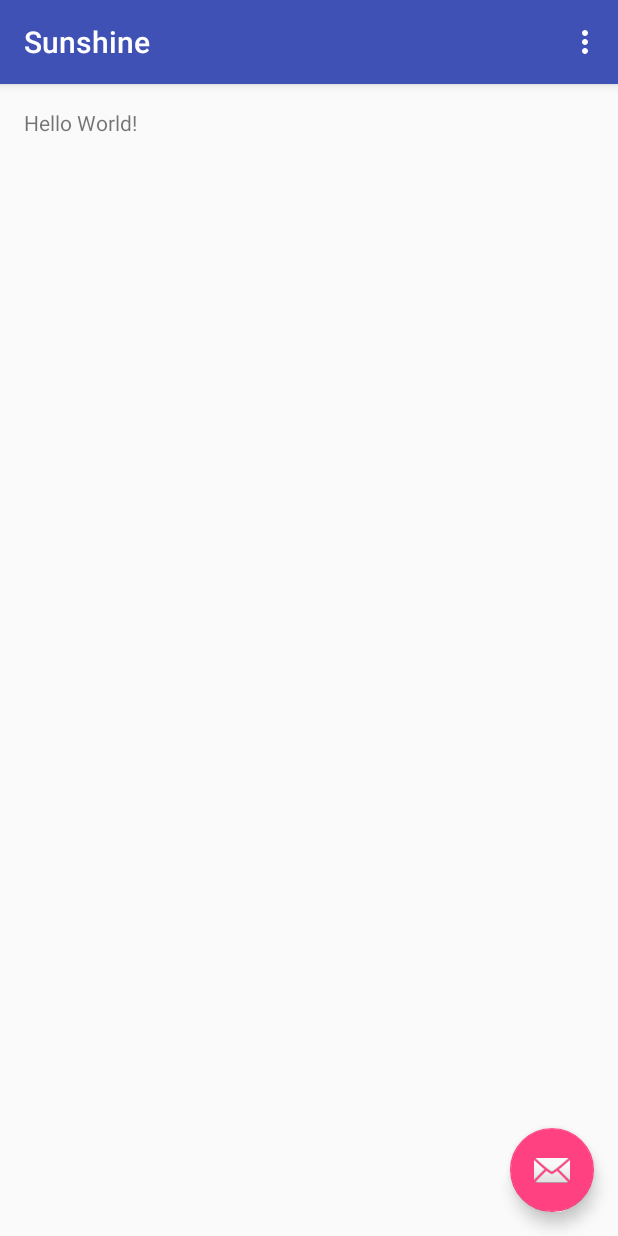
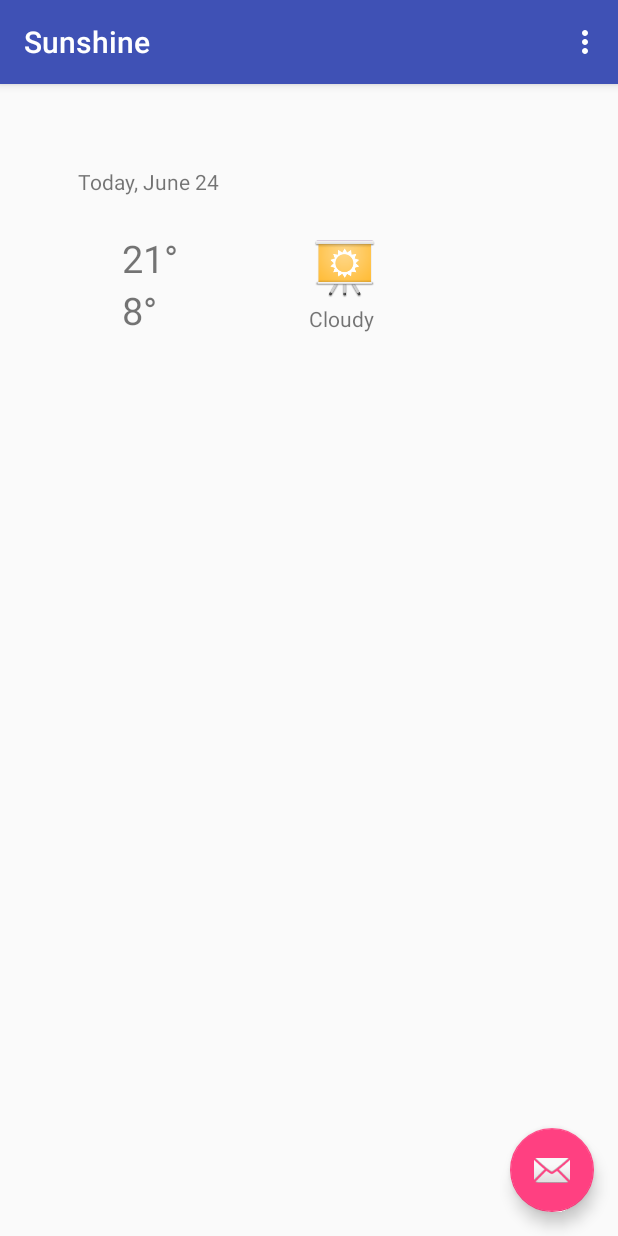
Before and after one commit to majhalhouse/Sunshine, an Android app: the screen it shows after launch (MainActivity), on a phone screen of 412 x 824 dp. Run offline under Robolectric (Android 15) with nearby library versions, the phone set to English and light mode, and no system bars.

Commit message:
made an layout

```diff
--- a/app/src/main/res/layout/fragment_main.xml
+++ b/app/src/main/res/layout/fragment_main.xml
@@ -12,6 +12,57 @@
     <TextView
         android:layout_width="wrap_content"
         android:layout_height="wrap_content"
-        android:text="Hello World!" />
+        android:text="Today, June 24"
+        android:id="@+id/textView2"
+        android:layout_marginTop="39dp"
+        android:layout_alignParentTop="true"
+        android:layout_alignParentLeft="true"
+        android:layout_alignParentStart="true"
+        android:layout_marginLeft="36dp"
+        android:layout_marginStart="36dp" />
 
+    <TextView
+        android:layout_width="wrap_content"
+        android:layout_height="wrap_content"
+        android:textAppearance="?android:attr/textAppearanceSmall"
+        android:text="21°"
+        android:id="@+id/textView3"
+        android:layout_marginTop="24dp"
+        android:textSize="25dp"
+        android:layout_below="@+id/textView2"
+        android:layout_alignRight="@+id/textView2"
+        android:layout_alignEnd="@+id/textView2"
+        android:layout_marginRight="27dp"
+        android:layout_marginEnd="27dp" />
+
+    <TextView
+        android:layout_width="wrap_content"
+        android:layout_height="wrap_content"
+        android:textAppearance="?android:attr/textAppearanceSmall"
+        android:text="8°"
+        android:id="@+id/textView"
+        android:textSize="25dp"
+        android:layout_below="@+id/textView3"
+        android:layout_alignLeft="@+id/textView3"
+        android:layout_alignStart="@+id/textView3" />
+
+    <ImageView
+        android:layout_width="wrap_content"
+        android:layout_height="wrap_content"
+        android:id="@+id/imageView"
+        android:src="@mipmap/ic_launcher"
+        android:layout_marginLeft="60dp"
+        android:layout_marginStart="60dp"
+        android:layout_alignTop="@+id/textView3"
+        android:layout_toRightOf="@+id/textView3"
+        android:layout_toEndOf="@+id/textView3" />
+
+    <TextView
+        android:layout_width="wrap_content"
+        android:layout_height="wrap_content"
+        android:text="Cloudy"
+        android:id="@+id/textView4"
+        android:layout_below="@+id/imageView"
+        android:layout_alignLeft="@+id/imageView"
+        android:layout_alignStart="@+id/imageView" />
 </RelativeLayout>
```
